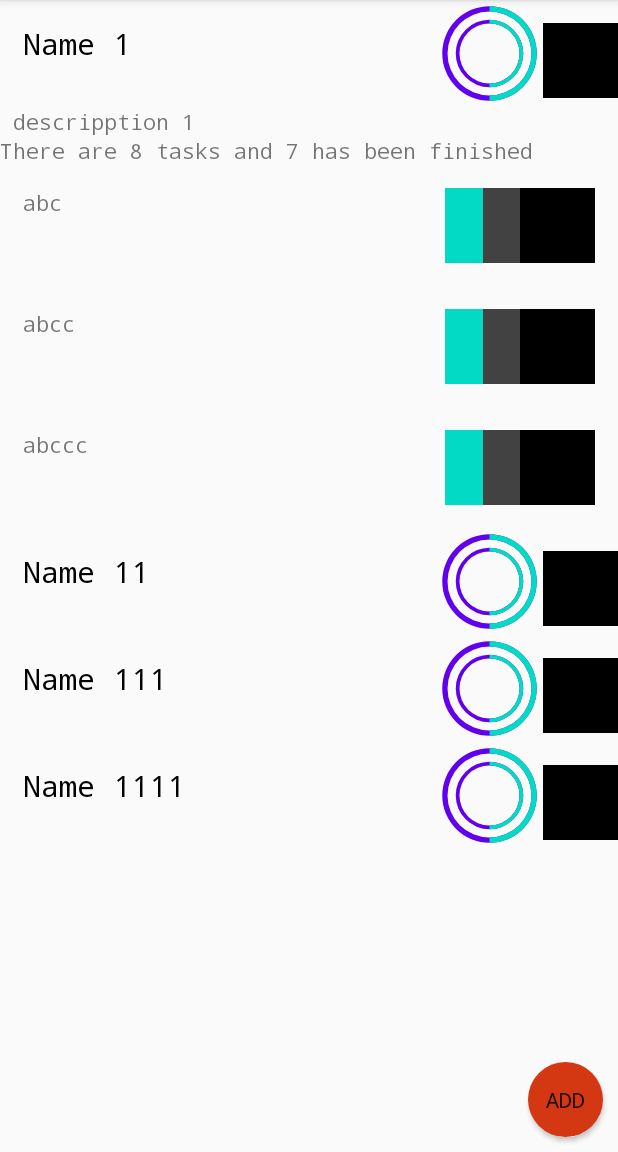
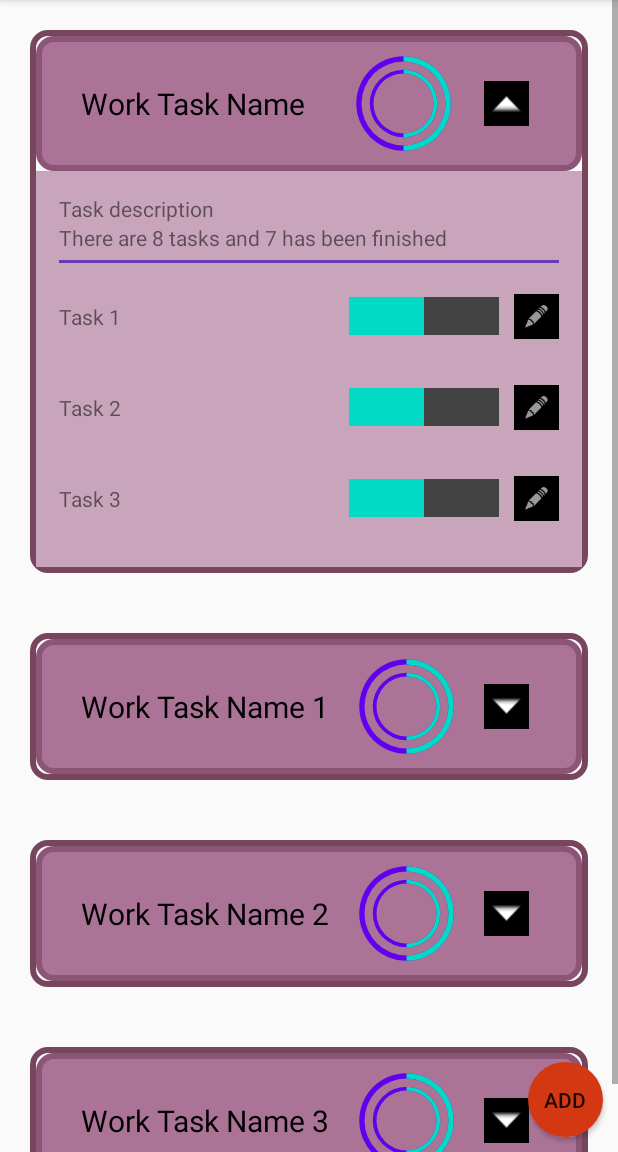
Before and after one commit to leduo-vn/MyFutureMe, an Android app: the WorkActivity screen opened directly, with no data from a screen before it, after a tap on "image", on a phone screen of 412 x 824 dp, the part 84-1236 px from its top. Run offline under Robolectric (Android 15) with nearby library versions, the phone set to English and light mode, and no system bars; 2 other taps on this screen came first.

Commit message:
refactor and clean up the code

```diff
--- a/app/src/main/java/com/amiele/myfutureme/activities/work/Task.java
+++ b/app/src/main/java/com/amiele/myfutureme/activities/work/Task.java
@@ -3,7 +3,11 @@ package com.amiele.myfutureme.activities.work;
 import java.util.ArrayList;
 
 public class Task {
+
     int id;
+    String description;
+    boolean isComplete;
+    ArrayList<SubTask> subTasksList;
 
     public String getDescription() {
         return description;
@@ -13,28 +17,22 @@ public class Task {
         this.description = description;
     }
 
-    String description;
-    ArrayList<SubTask> subTasksList;
-    boolean isComplete;
+    class SubTask{
 
-    class SubTask{
         int id;
         String description;
         double hour;
 
         public SubTask( String description){
-//            this.id = id;
             this.description = description;
             this.hour = 0;
         }
     }
 
     public Task( String description){
-//        this.id = id;
         this.description = description;
         this.subTasksList = new ArrayList<>();
         this.isComplete = false;
-
     }
 
     public void addSubTasks(String description)
--- a/app/src/main/java/com/amiele/myfutureme/activities/work/WorkActivity.java
+++ b/app/src/main/java/com/amiele/myfutureme/activities/work/WorkActivity.java
@@ -6,7 +6,6 @@ import androidx.recyclerview.widget.RecyclerView;
 
 import android.os.Bundle;
 import android.util.Log;
-import android.widget.Toast;
 
 import com.amiele.myfutureme.R;
 
@@ -21,18 +20,18 @@ public class WorkActivity extends AppCompatActivity {
 
         ArrayList<WorkTask> workTaskList = new ArrayList<>();
         ArrayList<Task> tasklist = new ArrayList<>();
-        tasklist.add(new Task("abc"));
-        tasklist.add(new Task("abcc"));
-        tasklist.add(new Task("abccc"));
+        tasklist.add(new Task("Task 1"));
+        tasklist.add(new Task("Task 2"));
+        tasklist.add(new Task("Task 3"));
 
-        workTaskList.add(new WorkTask("Name 1"," descripption 1 "));
-        workTaskList.add(new WorkTask("Name 11"," descripption 11 "));
-        workTaskList.add(new WorkTask("Name 111"," descripption 111 "));
-        workTaskList.add(new WorkTask("Name 1111"," descripption 1111 "));
-        workTaskList.get(0).addTaskList(tasklist);
-        workTaskList.get(1).addTaskList(tasklist);
-        workTaskList.get(2).addTaskList(tasklist);
-        workTaskList.get(3).addTaskList(tasklist);
+        workTaskList.add(new WorkTask("Work Task Name","Task description"));
+        workTaskList.add(new WorkTask("Work Task Name 1","Task description 1"));
+        workTaskList.add(new WorkTask("Work Task Name 2","Task description 2"));
+        workTaskList.add(new WorkTask("Work Task Name 3","Task description 3"));
+        workTaskList.get(0).setTaskList(tasklist);
+        workTaskList.get(1).setTaskList(tasklist);
+        workTaskList.get(2).setTaskList(tasklist);
+        workTaskList.get(3).setTaskList(tasklist);
 
 
         RecyclerView recyclerView = findViewById(R.id.work_task_recycler_view);
@@ -52,9 +51,7 @@ public class WorkActivity extends AppCompatActivity {
                 Log.i("info", String.valueOf(position));
             }
         });
-//        ProgressBar progressBar = findViewById(R.id.progressBar1);
-//        progressBar.setSecondaryProgress(50);
-//        progressBar.setProgress(100);
+
 
     }
 }
--- a/app/src/main/java/com/amiele/myfutureme/activities/work/WorkTask.java
+++ b/app/src/main/java/com/amiele/myfutureme/activities/work/WorkTask.java
@@ -4,6 +4,10 @@ import java.util.ArrayList;
 
 public class WorkTask {
     int id;
+    String name;
+    String description;
+    String dueDate;
+    ArrayList<Task> taskList;
 
     public String getName() {
         return name;
@@ -21,26 +25,15 @@ public class WorkTask {
         this.description = description;
     }
 
-    String name;
-    String description;
-    String dueDate;
-
     public ArrayList<Task> getTaskList() {
         return taskList;
     }
 
     public void setTaskList(ArrayList<Task> taskList) {
-        this.taskList = taskList;
-    }
-
-    ArrayList<Task> taskList;
-
-    public WorkTask(String name, String description)
-    {
-        this.name = name;
-        this.description =description;
-     //   this.dueDate = dueDate;
-        this.taskList = new ArrayList<>();
+        for (Task task:taskList)
+        {
+            this.taskList.add(new Task(task.description));
+        }
     }
 
     public WorkTask()
@@ -49,12 +42,11 @@ public class WorkTask {
 
     }
 
-    public void addTaskList(ArrayList<Task> taskList)
+    public WorkTask(String name, String description)
     {
-        for (Task task:taskList)
-        {
-            this.taskList.add(new Task(task.description));
-        }
+        this.name = name;
+        this.description =description;
+        this.taskList = new ArrayList<>();
     }
 
     public void addTask(String description)
--- a/app/src/main/java/com/amiele/myfutureme/activities/work/WorkTaskAdapter.java
+++ b/app/src/main/java/com/amiele/myfutureme/activities/work/WorkTaskAdapter.java
@@ -1,6 +1,7 @@
 package com.amiele.myfutureme.activities.work;
 
 import android.app.Activity;
+import android.media.Image;
 import android.util.Log;
 import android.view.LayoutInflater;
 import android.view.View;
@@ -40,7 +41,7 @@ public class WorkTaskAdapter extends RecyclerView.Adapter<WorkTaskAdapter.WorkTa
         public TextView tvDescription;
         public TextView tvOverview;
         public LinearLayout llDetail;
-        public ImageView imageView;
+        public ImageButton expandedButton;
         public RecyclerView taskRecycleView;
 
         public  WorkTaskViewHolder(View view) {
@@ -48,7 +49,7 @@ public class WorkTaskAdapter extends RecyclerView.Adapter<WorkTaskAdapter.WorkTa
             tvName = itemView.findViewById(R.id.txt_work_name);
             tvDescription = itemView.findViewById(R.id.txt_work_description);
             tvOverview = itemView.findViewById(R.id.txt_work_overview);
-            imageView = itemView.findViewById(R.id.imageView);
+            expandedButton = itemView.findViewById(R.id.expanded_icon);
             llDetail = itemView.findViewById(R.id.detail_layout);
             taskRecycleView = itemView. findViewById(R.id.task_recycler_view);
 
@@ -60,8 +61,6 @@ public class WorkTaskAdapter extends RecyclerView.Adapter<WorkTaskAdapter.WorkTa
                         int position = getAdapterPosition();
                         if (position != RecyclerView.NO_POSITION) {
                             listener.onItemClick(position);
-//
-
                         }
                     }
                 }
@@ -75,8 +74,6 @@ public class WorkTaskAdapter extends RecyclerView.Adapter<WorkTaskAdapter.WorkTa
         this.workTaskList = workTaskList;
         this.activity = activity;
     }
-
-
 
     @NonNull
     @Override
@@ -102,7 +99,6 @@ public class WorkTaskAdapter extends RecyclerView.Adapter<WorkTaskAdapter.WorkTa
                     public void onItemClick(int position) {
                         adapter.notifyItemChanged(position);
                         Log.i("info","here here");
-
                         holder.itemView.performClick();
                     }
                 }
@@ -111,15 +107,24 @@ public class WorkTaskAdapter extends RecyclerView.Adapter<WorkTaskAdapter.WorkTa
         holder.tvName.setText(currentWorkTask.getName());
         holder.tvDescription.setText(currentWorkTask.getDescription());
         final boolean isExpanded = position==mExpandedPosition;
-        holder.llDetail.setVisibility(isExpanded?View.VISIBLE:View.GONE);
+        if (isExpanded)
+        {
+            holder.llDetail.setVisibility(View.VISIBLE);
+            holder.expandedButton.setImageResource(android.R.drawable.arrow_up_float);
+        }
+        else
+        {
+            holder.llDetail.setVisibility(View.GONE);
+            holder.expandedButton.setImageResource(android.R.drawable.arrow_down_float);
 
-        holder.imageView.setOnClickListener(new View.OnClickListener() {
+        }
+//        holder.llDetail.setVisibility(isExpanded?View.VISIBLE:View.GONE);
+
+        holder. itemView.setOnClickListener(new View.OnClickListener() {
             @Override
             public void onClick(View v) {
-              //  mExpandedPosition = isExpanded ? -1:position;
                 mExpandedPosition = isExpanded ? -1:position;
                 Log.i("info","clicked");
-
                 notifyItemChanged(position);
             }
         });
--- a/app/src/main/res/values-v16/styles.xml
+++ b/app/src/main/res/drawable/rounded_border.xml
@@ -1,11 +1,23 @@
 <?xml version="1.0" encoding="utf-8"?>
-<resources>
+<shape xmlns:android="http://schemas.android.com/apk/res/android"
+android:shape="rectangle">
+<stroke
+    android:width="4dp"
+    android:color="#77465E"
+     />
 
-    <style name="AppTheme" parent="Theme.AppCompat.Light.DarkActionBar">
-        <!-- Customize your theme here. -->
-        <item name="colorPrimary">@color/colorPrimary</item>
-        <item name="colorPrimaryDark">@color/colorPrimaryDark</item>
-        <item name="colorAccent">@color/colorAccent</item>
-        <item name="android:fontFamily">monospace</item>
-    </style>
-</resources>
+<!--<solid-->
+<!--    android:color="#AB7496"-->
+<!--    />-->
+
+// Reduce the corner radius value
+<corners android:radius="10dp" />
+
+<padding
+    android:left="20dp"
+    android:top="10dp"
+    android:right="20dp"
+    android:bottom="10dp"    >
+</padding>
+
+</shape>
--- /dev/null
+++ b/app/src/main/res/drawable/rounded_purple_border.xml
@@ -0,0 +1,22 @@
+<?xml version="1.0" encoding="utf-8"?>
+<shape xmlns:android="http://schemas.android.com/apk/res/android"
+    android:shape="rectangle">
+    <stroke
+        android:width="4dp"
+        android:color="#8C5578" />
+
+    <solid
+        android:color="#AB7496"
+        />
+
+    // Reduce the corner radius value
+    <corners android:radius="10dp" />
+
+    <padding
+        android:left="20dp"
+        android:top="10dp"
+        android:right="20dp"
+        android:bottom="10dp"    >
+    </padding>
+
+</shape>
--- /dev/null
+++ b/app/src/main/res/layout/activity_add_work_task.xml
@@ -0,0 +1,9 @@
+<?xml version="1.0" encoding="utf-8"?>
+<androidx.constraintlayout.widget.ConstraintLayout xmlns:android="http://schemas.android.com/apk/res/android"
+    xmlns:app="http://schemas.android.com/apk/res-auto"
+    xmlns:tools="http://schemas.android.com/tools"
+    android:layout_width="match_parent"
+    android:layout_height="match_parent"
+    tools:context=".activities.work.AddWorkTask">
+
+</androidx.constraintlayout.widget.ConstraintLayout>
--- a/app/src/main/res/layout/activity_main.xml
+++ b/app/src/main/res/layout/activity_main.xml
@@ -23,7 +23,7 @@
         <LinearLayout
             android:id="@+id/action_todo"
             android:layout_margin="5dp"
-            android:background="@drawable/rounded_border"
+            android:background="@drawable/rounded_purple_border"
             android:gravity="center"
             android:onClick="onTodoActionClicked"
             android:orientation="vertical"
@@ -53,7 +53,7 @@
         <LinearLayout
             android:id="@+id/action_lifestyle"
             android:layout_margin="5dp"
-            android:background="@drawable/rounded_border"
+            android:background="@drawable/rounded_purple_border"
             android:gravity="center"
             android:onClick="onLifeStyleActionClicked"
             android:orientation="vertical"
@@ -85,7 +85,7 @@
             android:id="@+id/action_motivation"
 
             android:layout_margin="5dp"
-            android:background="@drawable/rounded_border"
+            android:background="@drawable/rounded_purple_border"
             android:gravity="center"
             android:onClick="onMotivationActionClicked"
             android:orientation="vertical"
@@ -115,7 +115,7 @@
         <LinearLayout
             android:id="@+id/action_summary"
             android:layout_margin="5dp"
-            android:background="@drawable/rounded_border"
+            android:background="@drawable/rounded_purple_border"
             android:gravity="center"
             android:onClick="onSummaryActionClicked"
             android:orientation="vertical"
--- a/app/src/main/res/layout/recycleview_task.xml
+++ b/app/src/main/res/layout/recycleview_task.xml
@@ -8,7 +8,9 @@
     <LinearLayout
         android:layout_width="0dp"
         android:layout_height="wrap_content"
-        android:layout_margin="15dp"
+        android:layout_marginTop="15dp"
+        android:layout_marginBottom="15dp"
+        android:gravity="center_vertical"
         android:orientation="horizontal"
         app:layout_constraintBottom_toBottomOf="parent"
         app:layout_constraintEnd_toEndOf="parent"
@@ -21,13 +23,16 @@
             android:layout_width="wrap_content"
             android:layout_height="match_parent"
             android:layout_weight="1"
+            android:gravity="center_vertical"
             android:text="Task Name" />
 
         <ProgressBar
             android:id="@+id/progressBar"
             style="?android:attr/progressBarStyleHorizontal"
-            android:layout_width="50dp"
-            android:layout_height="50dp"
+            android:layout_width="100dp"
+            android:layout_height="25dp"
+            android:layout_marginLeft="10dp"
+            android:layout_marginRight="10dp"
             android:indeterminate="false"
             android:max="100"
             android:progress="100"
@@ -36,14 +41,14 @@
 
         <ImageView
             android:id="@+id/imageView1"
-            android:layout_width="50dp"
-            android:layout_height="50dp"
+            android:layout_width="30dp"
+            android:layout_height="30dp"
             android:adjustViewBounds="true"
             android:background="#000000"
             android:contentDescription="image"
             android:padding="5dp"
             android:scaleType="fitCenter"
-            tools:srcCompat="@android:drawable/arrow_down_float" />
+            app:srcCompat="@android:drawable/ic_menu_edit" />
 
     </LinearLayout>
 </androidx.constraintlayout.widget.ConstraintLayout>
--- a/app/src/main/res/layout/recycleview_work.xml
+++ b/app/src/main/res/layout/recycleview_work.xml
@@ -9,29 +9,37 @@
         android:id="@+id/work_layout"
         android:layout_width="0dp"
         android:layout_height="wrap_content"
+        android:layout_marginStart="20dp"
+        android:layout_marginLeft="20dp"
+        android:layout_marginTop="20dp"
+        android:layout_marginEnd="20dp"
+        android:layout_marginRight="20dp"
+        android:layout_marginBottom="20dp"
+        android:background="@drawable/rounded_border"
         android:orientation="vertical"
+        android:padding="4dp"
         app:layout_constraintBottom_toBottomOf="parent"
         app:layout_constraintEnd_toEndOf="parent"
         app:layout_constraintStart_toStartOf="parent"
         app:layout_constraintTop_toTopOf="parent">
 
-        <RelativeLayout
+        <LinearLayout
             android:layout_width="match_parent"
             android:layout_height="wrap_content"
-            android:minHeight="70dp">
+            android:layout_weight="1"
+            android:background="@drawable/rounded_purple_border"
+            android:gravity="center_vertical"
+            android:minHeight="90dp"
+            android:orientation="horizontal">
 
             <TextView
                 android:id="@+id/txt_work_name"
                 android:layout_width="wrap_content"
                 android:layout_height="wrap_content"
-                android:layout_alignParentLeft="true"
-                android:layout_alignParentTop="false"
-                android:layout_alignParentBottom="false"
                 android:layout_gravity="center_vertical"
-                android:layout_marginLeft="15dp"
-                android:layout_marginTop="15dp"
-                android:layout_toLeftOf="@+id/layoutProgressBar"
+                android:layout_weight="4"
                 android:maxWidth="300dp"
+                android:padding="10dp"
                 android:text="Name Of Task"
                 android:textColor="@android:color/black"
                 android:textSize="20sp" />
@@ -40,16 +48,10 @@
                 android:id="@+id/layoutProgressBar"
                 android:layout_width="wrap_content"
                 android:layout_height="wrap_content"
-                android:layout_alignParentTop="true"
-                android:layout_alignParentRight="false"
-                android:layout_gravity="bottom|clip_horizontal"
+                android:layout_gravity="center_vertical"
                 android:layout_marginStart="0.5dp"
-                android:layout_marginLeft="0.5dp"
-                android:layout_marginTop="0.5dp"
                 android:layout_marginEnd="0.5dp"
-                android:layout_marginRight="0.5dp"
-                android:layout_marginBottom="0.5dp"
-                android:layout_toLeftOf="@id/imageView">
+                android:layout_weight="1">
 
 
                 <ProgressBar
@@ -88,28 +90,28 @@
 
             </RelativeLayout>
 
-            <ImageView
-                android:id="@+id/imageView"
-                android:layout_width="50dp"
-                android:layout_height="50dp"
-                android:layout_alignParentTop="true"
-                android:layout_alignParentRight="true"
-                android:layout_marginTop="15dp"
+            <ImageButton
+                android:id="@+id/expanded_icon"
+                android:layout_width="30dp"
+                android:layout_height="30dp"
+                android:layout_marginLeft="15dp"
+                android:layout_marginRight="15dp"
                 android:adjustViewBounds="true"
                 android:background="#000000"
                 android:contentDescription="image"
                 android:padding="5dp"
                 android:scaleType="fitCenter"
-                tools:srcCompat="@android:drawable/arrow_down_float" />
-        </RelativeLayout>
+                app:srcCompat="@android:drawable/arrow_down_float" />
+        </LinearLayout>
 
         <LinearLayout
             android:id="@+id/detail_layout"
             android:layout_width="match_parent"
             android:layout_height="match_parent"
+            android:background="#C9A5BB"
             android:orientation="vertical"
-            android:visibility="gone">
-
+            android:padding="15dp"
+            android:visibility="visible">
 
 
             <TextView
@@ -124,6 +126,13 @@
                 android:layout_height="wrap_content"
                 android:text="There are 8 tasks and 7 has been finished" />
 
+            <View
+                android:layout_width="match_parent"
+                android:layout_height="2dp"
+                android:layout_marginTop="5dp"
+                android:layout_marginBottom="5dp"
+                android:background="#673AB7" />
+
             <androidx.recyclerview.widget.RecyclerView
                 android:id="@+id/task_recycler_view"
                 android:layout_width="match_parent"
```
Also changed, not shown: app/src/main/AndroidManifest.xml (+4 -5 lines).
